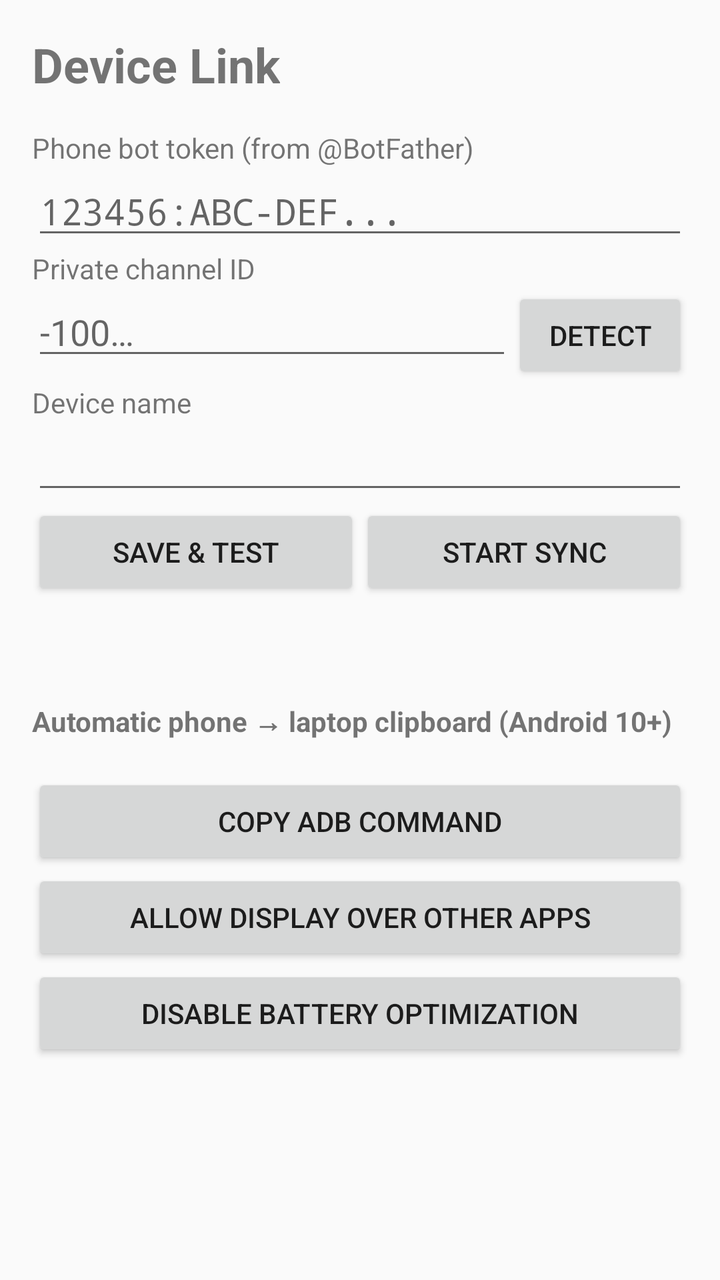
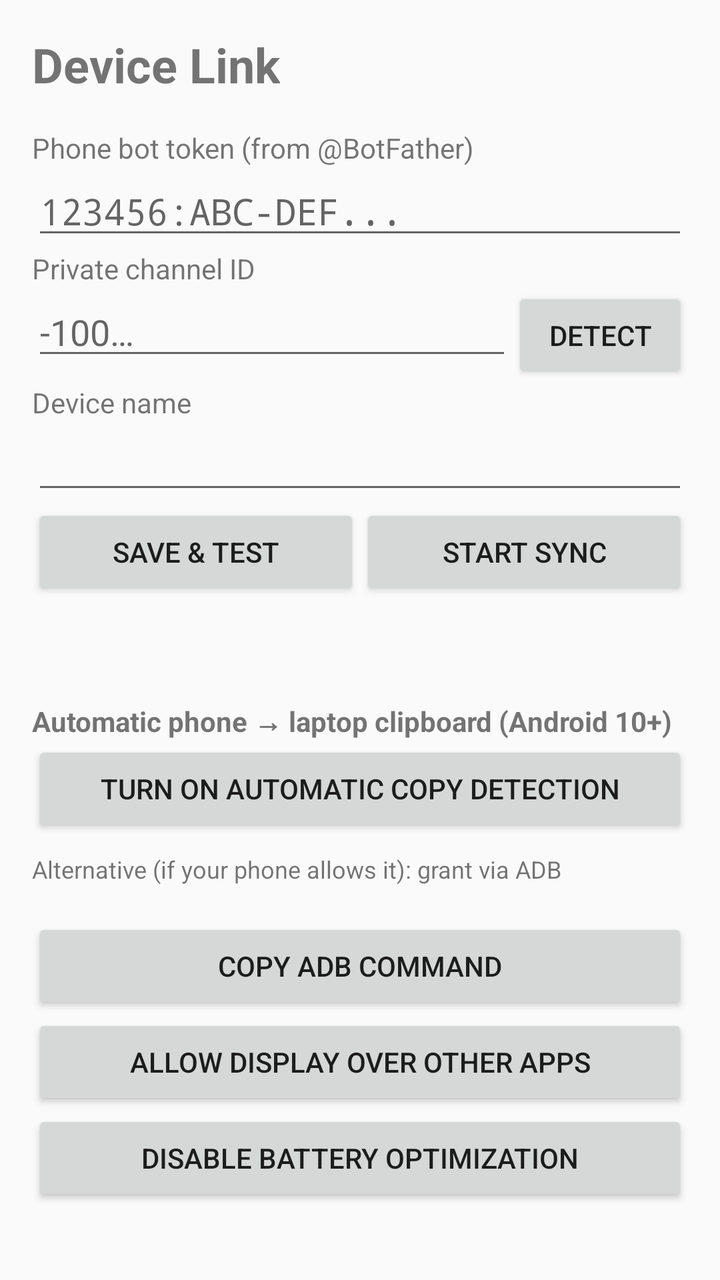

Before-and-after screenshots of an Android layout around one commit, followed by the original layout XML and the change that was made.
<!-- AndroidManifest.xml: application theme AppTheme -->
<!-- res/layout/activity_main.xml -->
<?xml version="1.0" encoding="utf-8"?>
<ScrollView xmlns:android="http://schemas.android.com/apk/res/android"
    android:layout_width="match_parent"
    android:layout_height="match_parent"
    android:fitsSystemWindows="true">

    <LinearLayout
        android:layout_width="match_parent"
        android:layout_height="wrap_content"
        android:orientation="vertical"
        android:padding="16dp">

        <TextView
            android:layout_width="wrap_content"
            android:layout_height="wrap_content"
            android:text="@string/app_name"
            android:textSize="24sp"
            android:textStyle="bold" />

        <TextView
            android:layout_width="wrap_content"
            android:layout_height="wrap_content"
            android:layout_marginTop="16dp"
            android:text="Phone bot token (from @BotFather)" />

        <EditText
            android:id="@+id/token"
            android:layout_width="match_parent"
            android:layout_height="wrap_content"
            android:hint="123456:ABC-DEF..."
            android:inputType="textPassword"
            android:importantForAutofill="no" />

        <TextView
            android:layout_width="wrap_content"
            android:layout_height="wrap_content"
            android:text="Private channel ID" />

        <LinearLayout
            android:layout_width="match_parent"
            android:layout_height="wrap_content"
            android:orientation="horizontal">

            <EditText
                android:id="@+id/chat_id"
                android:layout_width="0dp"
                android:layout_height="wrap_content"
                android:layout_weight="1"
                android:hint="-100…"
                android:inputType="numberSigned"
                android:importantForAutofill="no" />

            <Button
                android:id="@+id/detect"
                android:layout_width="wrap_content"
                android:layout_height="wrap_content"
                android:text="Detect" />
        </LinearLayout>

        <TextView
            android:layout_width="wrap_content"
            android:layout_height="wrap_content"
            android:text="Device name" />

        <EditText
            android:id="@+id/device"
            android:layout_width="match_parent"
            android:layout_height="wrap_content"
            android:inputType="text"
            android:importantForAutofill="no" />

        <LinearLayout
            android:layout_width="match_parent"
            android:layout_height="wrap_content"
            android:orientation="horizontal">

            <Button
                android:id="@+id/save"
                android:layout_width="0dp"
                android:layout_height="wrap_content"
                android:layout_weight="1"
                android:text="Save &amp; test" />

            <Button
                android:id="@+id/toggle"
                android:layout_width="0dp"
                android:layout_height="wrap_content"
                android:layout_weight="1"
                android:text="Start sync" />
        </LinearLayout>

        <Button
            android:id="@+id/notifications"
            android:layout_width="match_parent"
            android:layout_height="wrap_content"
            android:text="Allow notifications"
            android:visibility="gone" />

        <TextView
            android:id="@+id/status"
            android:layout_width="match_parent"
            android:layout_height="wrap_content"
            android:layout_marginTop="16dp"
            android:textIsSelectable="true" />

        <TextView
            android:layout_width="wrap_content"
            android:layout_height="wrap_content"
            android:layout_marginTop="16dp"
            android:text="Automatic phone → laptop clipboard (Android 10+)"
            android:textStyle="bold" />

        <TextView
            android:id="@+id/adb"
            android:layout_width="match_parent"
            android:layout_height="wrap_content"
            android:fontFamily="monospace"
            android:textIsSelectable="true"
            android:textSize="12sp" />

        <Button
            android:id="@+id/copy_adb"
            android:layout_width="match_parent"
            android:layout_height="wrap_content"
            android:text="Copy ADB command" />

        <Button
            android:id="@+id/overlay"
            android:layout_width="match_parent"
            android:layout_height="wrap_content"
            android:text="Allow display over other apps" />

        <Button
            android:id="@+id/battery"
            android:layout_width="match_parent"
            android:layout_height="wrap_content"
            android:text="Disable battery optimization" />
    </LinearLayout>
</ScrollView>
<!-- resources referenced by this layout -->
<resources>
  <string name="app_name">Device Link</string>
  <style name="AppTheme" parent="android:Theme.Material.Light.NoActionBar" />
</resources>

<!-- the commit's change to res/layout/activity_main.xml (unified diff, before → after) -->
@@ -110,6 +110,19 @@
             android:text="Automatic phone → laptop clipboard (Android 10+)"
             android:textStyle="bold" />
 
+        <Button
+            android:id="@+id/accessibility"
+            android:layout_width="match_parent"
+            android:layout_height="wrap_content"
+            android:text="Turn on automatic copy detection" />
+
+        <TextView
+            android:layout_width="wrap_content"
+            android:layout_height="wrap_content"
+            android:layout_marginTop="8dp"
+            android:text="Alternative (if your phone allows it): grant via ADB"
+            android:textSize="12sp" />
+
         <TextView
             android:id="@+id/adb"
             android:layout_width="match_parent"
